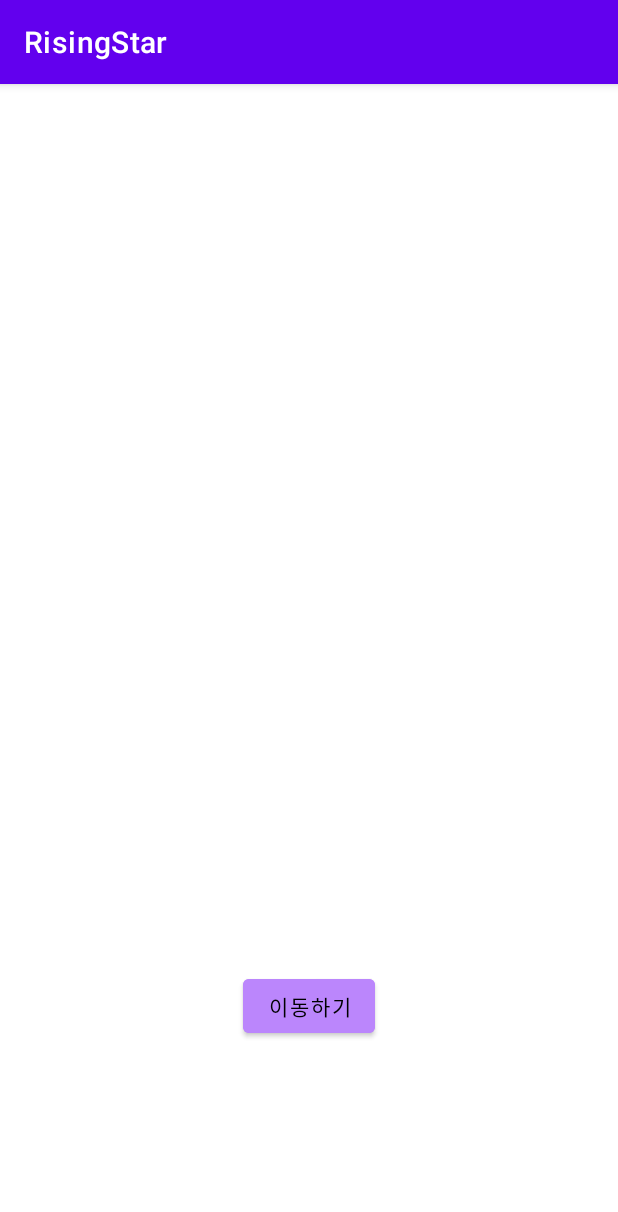
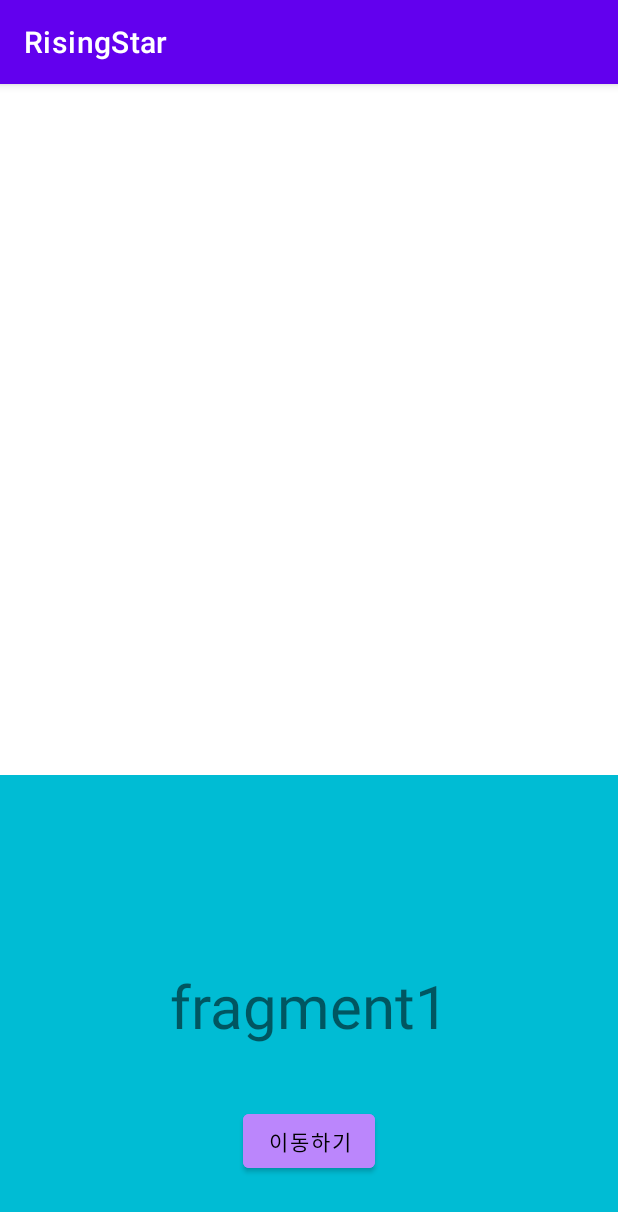
Before and after one commit to RyuJinHyeok/Abnormal_PV_Panel_Detection_Service, an Android app: the screen it shows after launch (MainActivity), on a phone screen of 412 x 824 dp. Shown: the top 1212 px of the screen. Run offline under Robolectric (Android 15) with nearby library versions, the phone set to English and light mode, and no system bars; libraries missing offline, so code that uses them is left out: net.daum.mf; 6 statements that could not run were skipped.

Commit message:
viewPager 및 Fragment 구현 완료

```diff
--- a/app/build.gradle
+++ b/app/build.gradle
@@ -34,6 +34,8 @@ android {
 
 dependencies {
 
+    implementation "androidx.viewpager2:viewpager2:1.0.0"
+
     implementation 'androidx.appcompat:appcompat:1.5.1'
     implementation 'com.google.android.material:material:1.7.0'
     implementation 'androidx.constraintlayout:constraintlayout:2.1.4'
--- /dev/null
+++ b/app/src/main/java/com/example/risingstar/ImageInfoFragment.java
@@ -0,0 +1,97 @@
+package com.example.risingstar;
+
+import android.graphics.Color;
+import android.os.Bundle;
+
+import androidx.constraintlayout.widget.ConstraintLayout;
+import androidx.fragment.app.Fragment;
+
+import android.view.LayoutInflater;
+import android.view.View;
+import android.view.ViewGroup;
+import android.widget.Button;
+import android.widget.TextView;
+
+import net.daum.mf.map.api.CameraUpdateFactory;
+import net.daum.mf.map.api.MapPOIItem;
+import net.daum.mf.map.api.MapPoint;
+import net.daum.mf.map.api.MapView;
+
+public class ImageInfoFragment extends Fragment {
+
+    public static MapView mapView;
+
+    private static String NUM = "fragment_num";
+    private static String COLOR = "color";
+    private static String LATITUDE = "latitude";
+    private static String LONGITUDE = "longitude";
+
+    private int num;
+    private String color;
+    private double latitude, longitude;
+
+    public ImageInfoFragment() {
+        // Required empty public constructor
+    }
+
+    public static ImageInfoFragment newInstance(int num, String color, Location location) {
+        ImageInfoFragment fragment = new ImageInfoFragment();
+        Bundle args = new Bundle();
+        args.putInt(NUM, num);
+        args.putString(COLOR, color);
+        args.putDouble(LATITUDE, location.getLatitude());
+        args.putDouble(LONGITUDE, location.getLongitude());
+        fragment.setArguments(args);
+        return fragment;
+    }
+
+    @Override
+    public void onCreate(Bundle savedInstanceState) {
+        super.onCreate(savedInstanceState);
+        if (getArguments() != null) {
+            num = getArguments().getInt(NUM);
+            color = getArguments().getString(COLOR);
+            latitude = getArguments().getDouble(LATITUDE);
+            longitude = getArguments().getDouble(LONGITUDE);
+        }
+    }
+
+    @Override
+    public View onCreateView(LayoutInflater inflater, ViewGroup container,
+                             Bundle savedInstanceState) {
+
+        View v = inflater.inflate(R.layout.fragment_image_info, container, false);
+
+        ConstraintLayout viewPage = (ConstraintLayout) v.findViewById(R.id.viewPage);
+        TextView text = (TextView) v.findViewById(R.id.text);
+        Button button = (Button) v.findViewById(R.id.button);
+
+        viewPage.setBackgroundColor(Color.parseColor(color));
+        text.setText("fragment" + num);
+        button.setOnClickListener(view -> {
+            movePosition(latitude, longitude);
+        });
+
+        return v;
+    }
+
+    // 입력한 위도 경도로 카메라 이동하는 함수
+    private void movePosition(double latitude, double longitude) {
+
+        MapPoint testPoint = MapPoint.mapPointWithGeoCoord(latitude, longitude);
+
+        // 마커 띄우기 (test)
+        MapPOIItem marker = new MapPOIItem();
+        marker.setItemName("hello");
+        marker.setMapPoint(testPoint);
+        marker.setMarkerType(MapPOIItem.MarkerType.BluePin);
+        marker.setSelectedMarkerType(MapPOIItem.MarkerType.RedPin);
+        mapView.addPOIItem(marker);
+
+        // 카메라 이동
+        mapView.moveCamera(CameraUpdateFactory.newMapPoint(testPoint, -2));
+
+        // 카메라 이동 시 현재 위치 트랙킹 모드 off
+        mapView.setCurrentLocationTrackingMode(MapView.CurrentLocationTrackingMode.TrackingModeOff);
+    }
+}
--- /dev/null
+++ b/app/src/main/java/com/example/risingstar/Location.java
@@ -0,0 +1,14 @@
+package com.example.risingstar;
+
+public class Location {
+    private double mLatitude, mLongitude;
+
+    public Location(double latitude, double longitude) {
+        mLatitude = latitude;
+        mLongitude = longitude;
+    }
+
+    public double getLatitude() { return mLatitude; }
+
+    public double getLongitude() { return mLongitude; }
+}
--- a/app/src/main/java/com/example/risingstar/MainActivity.java
+++ b/app/src/main/java/com/example/risingstar/MainActivity.java
@@ -4,6 +4,8 @@ import androidx.annotation.NonNull;
 import androidx.appcompat.app.AppCompatActivity;
 
 import androidx.core.content.ContextCompat;
+import androidx.viewpager2.adapter.FragmentStateAdapter;
+import androidx.viewpager2.widget.ViewPager2;
 
 import android.Manifest;
 
@@ -13,18 +15,12 @@ import android.os.Build;
 import android.os.Build.VERSION;
 import android.os.Bundle;
 
-import android.util.Log;
-import android.view.View;
 import android.view.ViewGroup;
-import android.widget.Button;
 
 import com.example.risingstar.databinding.ActivityMainBinding;
 
-import net.daum.mf.map.api.CameraUpdateFactory;
-import net.daum.mf.map.api.MapPOIItem;
 import net.daum.mf.map.api.MapPoint;
 import net.daum.mf.map.api.MapView;
-
 
 public class MainActivity extends AppCompatActivity implements MapView.CurrentLocationEventListener, MapView.MapViewEventListener {
 
@@ -33,15 +29,17 @@ public class MainActivity extends AppCompatActivity implements MapView.CurrentLo
     private MapView mapView;
     private ViewGroup mapViewContainer;
 
-    private Button btn;
+    private int imageCount;
+    private ViewPager2 viewPager;
+    private FragmentStateAdapter pagerAdapter;
+
+    private Location[] locations;
 
     @Override
     protected void onCreate(Bundle savedInstanceState) {
         super.onCreate(savedInstanceState);
         binding = ActivityMainBinding.inflate(getLayoutInflater());
         setContentView(binding.getRoot());
-
-        Log.d("notice", "OnCreate call");
 
         // 권한 확인 및 동의
         permissionCheck();
@@ -52,25 +50,45 @@ public class MainActivity extends AppCompatActivity implements MapView.CurrentLo
         mapViewContainer.addView(mapView);
         mapView.setMapViewEventListener(this);
         mapView.setMapType(MapView.MapType.Satellite);
-        //mapView.setCurrentLocationTrackingMode(MapView.CurrentLocationTrackingMode.TrackingModeOnWithoutHeading);
 
-        MapPoint testPoint = MapPoint.mapPointWithGeoCoord(34.53478333333333, 126.71063333);
-        MapPOIItem marker = new MapPOIItem();
-        marker.setItemName("hello");
-        marker.setMapPoint(testPoint);
-        marker.setMarkerType(MapPOIItem.MarkerType.BluePin);
-        marker.setSelectedMarkerType(MapPOIItem.MarkerType.RedPin);
+        // 현재 위치 띄우기
+        mapView.setCurrentLocationTrackingMode(MapView.CurrentLocationTrackingMode.TrackingModeOnWithoutHeading);
 
-        btn = binding.button;
-        btn.setOnClickListener(view -> {
 
-            mapView.addPOIItem(marker);
-            mapView.moveCamera(CameraUpdateFactory.newMapPoint(testPoint, -2));
+        // 변수 설정
+        imageCount = 2;
+        ImageInfoFragment.mapView = mapView;
+        locations = new Location[imageCount];
+
+        // locations 배열에 위치 정보 입력
+        locations[0] = new Location(34.53478333333333, 126.71063333);
+        locations[1] = new Location(34.76256111111111, 127.24103611111111);
+
+        // viewPager, pagerAdapter 설정
+        viewPager = binding.viewPager;
+        pagerAdapter = new MyAdapter(this, imageCount, locations);
+        viewPager.setAdapter(pagerAdapter);
+        viewPager.setOrientation(ViewPager2.ORIENTATION_HORIZONTAL);
+
+        viewPager.setCurrentItem(0);
+        viewPager.setOffscreenPageLimit(imageCount);
+
+        viewPager.registerOnPageChangeCallback(new ViewPager2.OnPageChangeCallback() {
+            @Override
+            public void onPageScrolled(int position, float positionOffset, int positionOffsetPixels) {
+                super.onPageScrolled(position, positionOffset, positionOffsetPixels);
+                if (positionOffsetPixels == 0) {
+                    viewPager.setCurrentItem(position);
+                }
+            }
         });
+
     }
 
+
+
     private void permissionCheck() {
-        // 권한ID를 가져옵니다
+        // 권한 ID 가져옴
         int permission = ContextCompat.checkSelfPermission(this,
                 Manifest.permission.INTERNET);
 
--- /dev/null
+++ b/app/src/main/java/com/example/risingstar/MyAdapter.java
@@ -0,0 +1,31 @@
+package com.example.risingstar;
+
+import androidx.annotation.NonNull;
+import androidx.fragment.app.Fragment;
+import androidx.fragment.app.FragmentActivity;
+import androidx.viewpager2.adapter.FragmentStateAdapter;
+
+public class MyAdapter extends FragmentStateAdapter {
+
+    private int mCount;
+    private Location[] mLocations;
+
+    public MyAdapter(FragmentActivity fragmentActivity, int count, Location[] locations) {
+        super(fragmentActivity);
+        mCount = count;
+        mLocations = locations;
+    }
+
+    @NonNull
+    @Override
+    public Fragment createFragment(int position) {
+
+        return ImageInfoFragment.newInstance(position + 1, "#00BCD4", mLocations[position]);
+
+    }
+
+    @Override
+    public int getItemCount() {
+        return mCount;
+    }
+}
--- a/app/src/main/res/layout/activity_main.xml
+++ b/app/src/main/res/layout/activity_main.xml
@@ -1,7 +1,9 @@
 <?xml version="1.0" encoding="utf-8"?>
 <LinearLayout xmlns:android="http://schemas.android.com/apk/res/android"
     xmlns:app="http://schemas.android.com/apk/res-auto"
-    android:orientation="vertical" android:layout_width="match_parent"
+    xmlns:tools="http://schemas.android.com/tools"
+    android:orientation="vertical"
+    android:layout_width="match_parent"
     android:layout_height="match_parent">
 
     <RelativeLayout
@@ -14,29 +16,15 @@
         app:layout_constraintStart_toStartOf="parent"
         app:layout_constraintTop_toTopOf="parent" />
 
-    <androidx.constraintlayout.widget.ConstraintLayout
-        android:id="@+id/linearLayout"
-        android:layout_width="match_parent"
-        android:layout_height="0dp"
-        android:layout_weight="4"
-        android:orientation="horizontal"
-        app:layout_constraintBottom_toBottomOf="parent"
-        app:layout_constraintEnd_toEndOf="parent"
-        app:layout_constraintStart_toStartOf="parent">
-
-        <Button
-            android:id="@+id/button"
-            android:layout_width="wrap_content"
-            android:layout_height="wrap_content"
-            android:backgroundTint="@color/purple_200"
-            android:text="이동하기"
-            android:textColor="@color/black"
+        <androidx.viewpager2.widget.ViewPager2
+            android:id="@+id/viewPager"
+            android:layout_width="match_parent"
+            android:layout_height="0dp"
+            android:layout_weight="4"
             app:layout_constraintBottom_toBottomOf="parent"
             app:layout_constraintEnd_toEndOf="parent"
             app:layout_constraintStart_toStartOf="parent"
-            app:layout_constraintTop_toTopOf="parent" />
+            app:layout_constraintTop_toTopOf="parent">
 
-
-
-    </androidx.constraintlayout.widget.ConstraintLayout>
+        </androidx.viewpager2.widget.ViewPager2>
 </LinearLayout>
--- /dev/null
+++ b/app/src/main/res/layout/fragment_image_info.xml
@@ -0,0 +1,33 @@
+<?xml version="1.0" encoding="utf-8"?>
+<androidx.constraintlayout.widget.ConstraintLayout xmlns:android="http://schemas.android.com/apk/res/android"
+    xmlns:app="http://schemas.android.com/apk/res-auto"
+    xmlns:tools="http://schemas.android.com/tools"
+    android:id="@+id/viewPage"
+    android:layout_width="match_parent"
+    android:layout_height="match_parent"
+    tools:context=".ImageInfoFragment">
+
+    <TextView
+        android:id="@+id/text"
+        android:layout_width="wrap_content"
+        android:layout_height="wrap_content"
+        android:text="text"
+        android:textSize="40sp"
+        app:layout_constraintBottom_toBottomOf="parent"
+        app:layout_constraintEnd_toEndOf="parent"
+        app:layout_constraintStart_toStartOf="parent"
+        app:layout_constraintTop_toTopOf="parent" />
+
+    <Button
+        android:id="@+id/button"
+        android:layout_width="wrap_content"
+        android:layout_height="wrap_content"
+        android:backgroundTint="@color/purple_200"
+        android:text="이동하기"
+        android:textColor="@color/black"
+        app:layout_constraintBottom_toBottomOf="parent"
+        app:layout_constraintEnd_toEndOf="parent"
+        app:layout_constraintStart_toStartOf="parent"
+        app:layout_constraintTop_toBottomOf="@+id/text" />
+
+</androidx.constraintlayout.widget.ConstraintLayout>
--- a/app/src/main/res/values/strings.xml
+++ b/app/src/main/res/values/strings.xml
@@ -1,3 +1,5 @@
 <resources>
     <string name="app_name">RisingStar</string>
+    <!-- TODO: Remove or change this placeholder text -->
+    <string name="hello_blank_fragment">Hello blank fragment</string>
 </resources>
```
